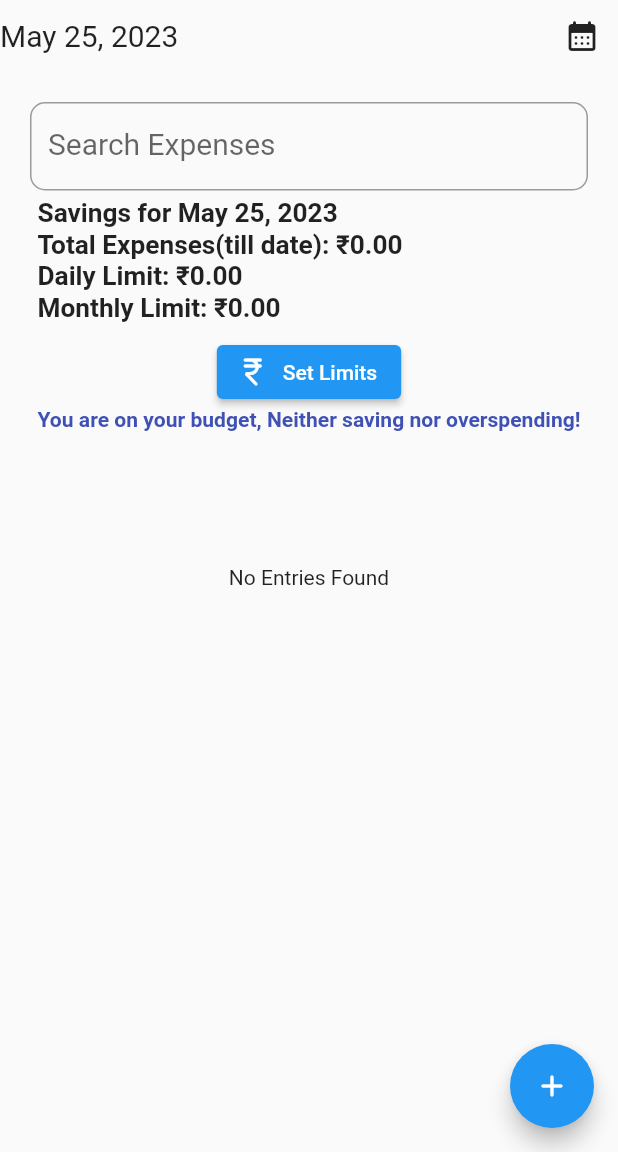
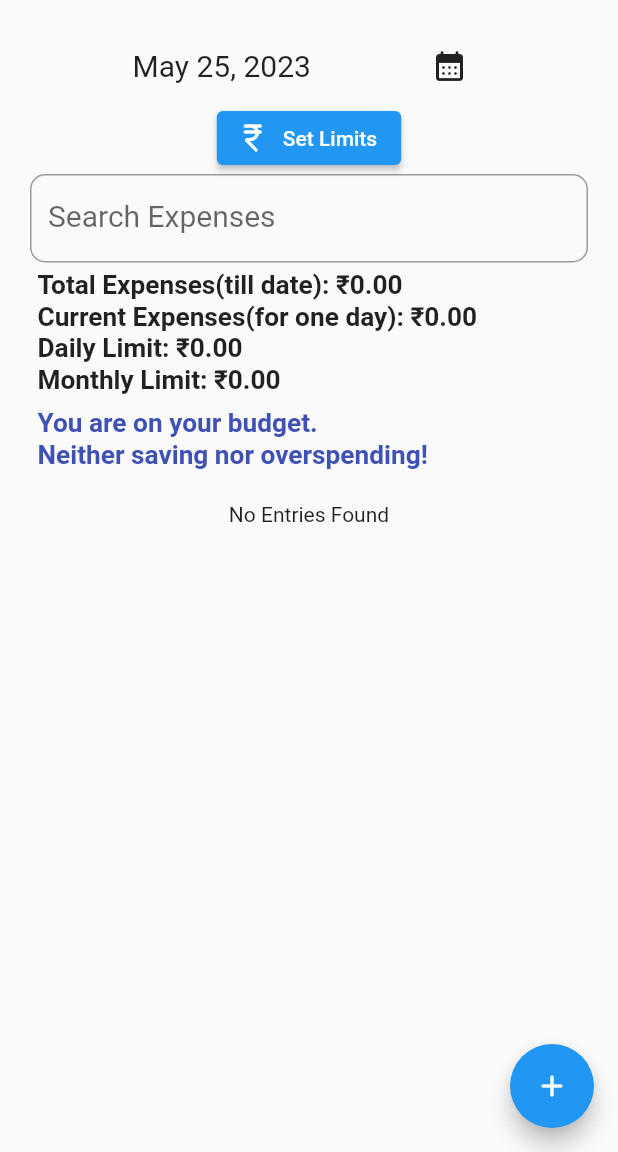
Before and after one commit to ShaTir24/TrackExp, a Flutter app: the Savings screen opened by its route, on a phone screen of 412 x 824 dp, the part 84-1236 px from its top. Run offline on Flutter 3.47's test engine with Material 2 defaults, Android fonts, the phone set to English and light mode, and no system bars; our stand-ins replace fl_chart, sqflite; accounts and stored records are empty.

Commit message:
adding daily savings feature

```diff
--- a/lib/models/database_provider.dart
+++ b/lib/models/database_provider.dart
@@ -383,10 +383,10 @@ class DatabaseProvider with ChangeNotifier {
   }
 
   Future<List<Expense>> fetchDayExpenses(DateTime current) async {
+    _present.clear();
     final db = await database;
     return await db.transaction((txn) async {
-      return await txn.query(eTable,
-          where: 'date == ?', whereArgs: [current.toString()]).then((data) {
+      return await txn.rawQuery('SELECT * FROM $eTable WHERE date LIKE ?', ['${current.year}-${current.month}-${current.day}%']).then((data) {
         final converted = List<Map<String, dynamic>>.from(data);
         //
         List<Expense> nList = List.generate(
@@ -498,7 +498,13 @@ class DatabaseProvider with ChangeNotifier {
         0.0, (previousValue, element) => previousValue + element.totalAmount);
   }
 
-  double calculateDayExpense(DateTime weekDay) {
+  double calculateDayTotalExpense() {
+    return _present.fold(
+      0.0, (previousValue, element) => previousValue + element.amount
+    );
+  }
+
+  double calculateDayExpenses(DateTime weekDay) {
     double total = 0.0;
     for (int j = 0; j < _expenses.length; j++) {
       if (_expenses[j].date.year == weekDay.year &&
@@ -522,8 +528,7 @@ class DatabaseProvider with ChangeNotifier {
       final weekDay = DateTime.now().subtract(Duration(days: i));
 
       // check how many expenses happened that day
-      total = calculateDayExpense(weekDay);
-      // add to a list
+      total = calculateDayExpenses(weekDay);
       data.add({'day': weekDay, 'amount': total});
     }
     // return the list
--- a/lib/screens/savings.dart
+++ b/lib/screens/savings.dart
@@ -1,7 +1,6 @@
 import 'dart:ui';
 
 import 'package:flutter/material.dart';
-import 'package:intl/intl.dart';
 import 'package:trackexp/widgets/expense_form.dart';
 import '../widgets/savings_screen/savings_fetcher.dart';
 
@@ -15,21 +14,6 @@ class Savings extends StatefulWidget {
 }
 
 class _Savings extends State<Savings> {
-  DateTime _date = DateTime.now();
-
-  _pickDate() async {
-    DateTime? pickedDate = await showDatePicker(
-        context: context,
-        initialDate: DateTime.now(),
-        firstDate: DateTime(2023),
-        lastDate: DateTime.now());
-
-    if (pickedDate != null) {
-      setState(() {
-        _date = pickedDate;
-      });
-    }
-  }
 
   @override
   Widget build(BuildContext context) {
@@ -52,24 +36,7 @@ class _Savings extends State<Savings> {
           ),
         ),
       ),
-      body: Column(
-        children: [
-          Row(
-            mainAxisAlignment: MainAxisAlignment.spaceBetween,
-            children: [
-              Text(
-                DateFormat('MMMM dd, yyyy').format(_date),
-                style: const TextStyle(fontSize: 20.0, color: Colors.black87),
-              ),
-              IconButton(
-                onPressed: () => _pickDate(),
-                icon: const Icon(Icons.calendar_month_rounded),
-              ),
-            ],
-          ),
-          SavingsFetcher(_date),
-        ],
-      ),
+      body: SavingsFetcher(),
       floatingActionButton: FloatingActionButton(
         onPressed: () {
           showModalBottomSheet(
--- a/lib/widgets/savings_screen/savings_fetcher.dart
+++ b/lib/widgets/savings_screen/savings_fetcher.dart
@@ -1,38 +1,54 @@
 import 'package:flutter/material.dart';
+import 'package:intl/intl.dart';
 import 'package:provider/provider.dart';
 import 'package:trackexp/widgets/savings_screen/savings_stats.dart';
-import 'package:trackexp/widgets/savings_screen/today_expenses_list.dart';
 
 import '../../models/database_provider.dart';
 import '../all_expenses_screen/expense_search.dart';
+import '../limits_box.dart';
 
 class SavingsFetcher extends StatefulWidget {
-  final DateTime current;
-
-  const SavingsFetcher(this.current, {super.key});
+  const SavingsFetcher({super.key});
 
   @override
   State<SavingsFetcher> createState() => _SavingsFetcherState();
 }
 
 class _SavingsFetcherState extends State<SavingsFetcher> {
-  late Future _expenseList;
+  late Future _allExpensesList;
 
-  Future _getCurrentValue() async {
+  Future _getAllExpenses() async {
     final provider = Provider.of<DatabaseProvider>(context, listen: false);
-    return _expenseList = provider.fetchDayExpenses(widget.current);
+    return await provider.fetchDayExpenses(DateTime.now());
   }
 
   @override
   void initState() {
     super.initState();
-    _expenseList = _getCurrentValue();
+    _allExpensesList = _getAllExpenses();
+  }
+
+  DateTime _date = DateTime.now();
+  bool showStats = false;
+
+  _pickDate() async {
+    DateTime? pickedDate = await showDatePicker(
+        context: context,
+        initialDate: DateTime.now(),
+        firstDate: DateTime(2023),
+        lastDate: DateTime.now());
+
+    if (pickedDate != null) {
+      setState(() {
+        _date = pickedDate;
+      });
+    }
   }
 
   @override
   Widget build(BuildContext context) {
     return FutureBuilder(
-      future: _expenseList,
+        future: _allExpensesList,
         builder: (_, snapshot) {
           if (snapshot.connectionState == ConnectionState.done) {
             if (snapshot.hasError) {
@@ -42,9 +58,39 @@ class _SavingsFetcherState extends State<SavingsFetcher> {
                 padding: const EdgeInsets.fromLTRB(20.0, 20.0, 20.0, 70.0),
                 child: Column(
                   children: [
+                    Row(
+                      mainAxisAlignment: MainAxisAlignment.spaceEvenly,
+                      children: [
+                        Text(
+                          DateFormat('MMMM dd, yyyy').format(_date),
+                          style: const TextStyle(
+                              fontSize: 20.0, color: Colors.black87),
+                        ),
+                        IconButton(
+                          onPressed: () {
+                            _pickDate();
+                            setState(() {
+                              showStats = true;
+                            });
+                          },
+                          icon: const Icon(Icons.calendar_month_rounded),
+                        ),
+                      ],
+                    ),
+                    FittedBox(
+                      alignment: Alignment.center,
+                      fit: BoxFit.scaleDown,
+                      child: ElevatedButton.icon(
+                        onPressed: () {
+                          showDialog(
+                              context: context, builder: (_) => LimitsBox());
+                        },
+                        icon: const Icon(Icons.currency_rupee_rounded),
+                        label: const Text("Set Limits"),
+                      ),
+                    ),
                     const ExpenseSearch(),
-                  SizedBox(height: 250, child: SavingsStats(widget.current)),
-                  const Expanded(child: TodayExpensesList()),
+                    SavingsStats(_date),
                   ],
                 ),
               );
@@ -52,7 +98,6 @@ class _SavingsFetcherState extends State<SavingsFetcher> {
           } else {
             return const Center(child: CircularProgressIndicator());
           }
-      },
-    );
+        });
   }
 }
--- a/lib/widgets/savings_screen/savings_stats.dart
+++ b/lib/widgets/savings_screen/savings_stats.dart
@@ -2,7 +2,7 @@ import 'package:flutter/material.dart';
 import 'package:intl/intl.dart';
 import 'package:provider/provider.dart';
 import '../../models/database_provider.dart';
-import '../limits_box.dart';
+import '../expense_screen/expense_card.dart';
 
 class SavingsStats extends StatefulWidget {
   final DateTime current;
@@ -20,25 +20,24 @@ class _SavingsStatsState extends State<SavingsStats> {
       var total = db.calculateTotalExpenses();
       var dailyLimit = db.dailyLimit;
       var monthlyLimit = db.monthlyLimit;
-      var currentExpenses = db.calculateDayExpense(widget.current);
+      var currentExpenses = db.calculateDayTotalExpense();
       var diff = dailyLimit - currentExpenses;
+      var list = db.present;
       String message = '';
       Color disp = Colors.indigo;
-      if(diff > 0) {
-        message = 'You are within your budget!\nYour Savings amount: ${NumberFormat.currency(locale: 'en_IN', symbol: '₹').format(diff)}.\n';
+      if (diff > 0) {
+        message =
+            'You are within your budget!\nYour Savings amount: ${NumberFormat.currency(locale: 'en_IN', symbol: '₹').format(diff)}.\n';
         disp = Colors.green;
-      } else if(diff < 0) {
-        message = 'You are exceeding your budget by ${NumberFormat.currency(locale: 'en_IN', symbol: '₹').format(diff*-1)}\nConsidering spending less!\n';
+      } else if (diff < 0) {
+        message =
+            'You are exceeding your budget by ${NumberFormat.currency(locale: 'en_IN', symbol: '₹').format(diff * -1)}\nConsidering spending less!\n';
         disp = Colors.red;
       } else {
-        message = 'You are on your budget, Neither saving nor overspending!\n';
+        message = 'You are on your budget.\nNeither saving nor overspending!\n';
       }
       return Padding(
         padding: const EdgeInsets.all(5.0),
-        child: Row(
-          children: [
-            Expanded(
-              flex: 50,
         child: Column(
           mainAxisAlignment: MainAxisAlignment.center,
           crossAxisAlignment: CrossAxisAlignment.start,
@@ -47,7 +46,7 @@ class _SavingsStatsState extends State<SavingsStats> {
               alignment: Alignment.center,
               fit: BoxFit.scaleDown,
               child: Text(
-                      'Savings for ${DateFormat('MMMM dd, yyyy').format(widget.current)}',
+                'Total Expenses(till date): ${NumberFormat.currency(locale: 'en_IN', symbol: '₹').format(total)}',
                 textScaleFactor: 1.25,
                 style: const TextStyle(
                   fontWeight: FontWeight.bold,
@@ -58,7 +57,7 @@ class _SavingsStatsState extends State<SavingsStats> {
               alignment: Alignment.center,
               fit: BoxFit.scaleDown,
               child: Text(
-                      'Total Expenses(till date): ${NumberFormat.currency(locale: 'en_IN', symbol: '₹').format(total)}',
+                'Current Expenses(for one day): ${NumberFormat.currency(locale: 'en_IN', symbol: '₹').format(currentExpenses)}',
                 textScaleFactor: 1.25,
                 style: const TextStyle(
                   fontWeight: FontWeight.bold,
@@ -88,21 +87,6 @@ class _SavingsStatsState extends State<SavingsStats> {
               ),
             ),
             const SizedBox(height: 8.0),
-                  Expanded(
-                    flex: 50,
-                    child: Column(
-                      children: [
-                        FittedBox(
-                          alignment: Alignment.center,
-                          fit: BoxFit.scaleDown,
-                          child: ElevatedButton.icon(
-                            onPressed: () {
-                              showDialog(context: context, builder: (_) => LimitsBox());
-                            },
-                            icon: const Icon(Icons.currency_rupee_rounded),
-                            label: const Text("Set Limits"),
-                          ),
-                        ),
             FittedBox(
               alignment: Alignment.center,
               fit: BoxFit.scaleDown,
@@ -112,15 +96,19 @@ class _SavingsStatsState extends State<SavingsStats> {
                 style: TextStyle(
                   fontWeight: FontWeight.bold,
                   color: disp,
+                )
               ),
             ),
-                        ),
-                      ],
-                    ),
-                  ),
-                ],
-              ),
-            ),
+            list.isNotEmpty
+                ? ListView.builder(
+                    physics: const BouncingScrollPhysics(
+                        parent: AlwaysScrollableScrollPhysics()),
+                    itemCount: list.length,
+                    itemBuilder: (_, i) => ExpenseCard(list[i]),
+                  )
+                : const Center(
+                    child: Text('No Entries Found'),
+                  )
           ],
         ),
       );
--- a/lib/widgets/savings_screen/today_expenses_list.dart
+++ /dev/null
@@ -1,27 +0,0 @@
-import 'package:flutter/material.dart';
-import 'package:provider/provider.dart';
-import '../../models/database_provider.dart';
-import '../expense_screen/expense_card.dart';
-
-class TodayExpensesList extends StatelessWidget {
-  const TodayExpensesList({super.key});
-
-  @override
-  Widget build(BuildContext context) {
-    return Consumer<DatabaseProvider>(
-      builder: (_, db, __) {
-        var list = db.present;
-        return list.isNotEmpty
-            ? ListView.builder(
-                physics: const BouncingScrollPhysics(
-                    parent: AlwaysScrollableScrollPhysics()),
-                itemCount: list.length,
-                itemBuilder: (_, i) => ExpenseCard(list[i]),
-              )
-            : const Center(
-                child: Text('No Entries Found'),
-              );
-      },
-    );
-  }
-}
```
Also changed, not shown: lib/widgets/all_expenses_screen/all_expenses_fetcher.dart (+19 -1 lines), lib/widgets/category_screen/category_fetcher.dart (+0 -18 lines). Lines whose indentation alone changed are shown as unchanged.
